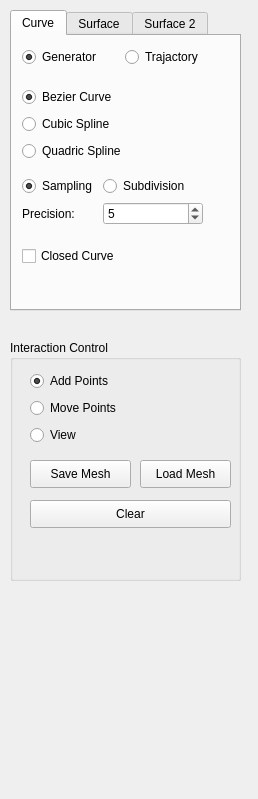
Wulonghua/GeometricModeling, file GeoModeling/Control.ui: the form before one commit.
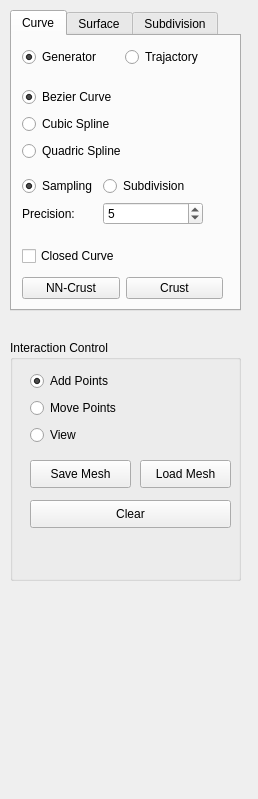
The form after the commit. The open tabs and pages were chosen to show the change.

Diff of the .ui file:
```diff
--- a/GeoModeling/Control.ui
+++ b/GeoModeling/Control.ui
@@ -250,6 +250,32 @@
       </item>
      </layout>
     </widget>
+    <widget class="QWidget" name="layoutWidget">
+     <property name="geometry">
+      <rect>
+       <x>10</x>
+       <y>240</y>
+       <width>201</width>
+       <height>25</height>
+      </rect>
+     </property>
+     <layout class="QHBoxLayout" name="horizontalLayout_5">
+      <item>
+       <widget class="QPushButton" name="pushButton_NNCrust">
+        <property name="text">
+         <string>NN-Crust</string>
+        </property>
+       </widget>
+      </item>
+      <item>
+       <widget class="QPushButton" name="pushButton_Crust">
+        <property name="text">
+         <string>Crust</string>
+        </property>
+       </widget>
+      </item>
+     </layout>
+    </widget>
    </widget>
    <widget class="QWidget" name="tab_Surface">
     <attribute name="title">
@@ -364,7 +390,7 @@
    </widget>
    <widget class="QWidget" name="tab">
     <attribute name="title">
-     <string>Surface 2</string>
+     <string>Subdivision</string>
     </attribute>
     <widget class="QPushButton" name="pushButton_DooSabin">
      <property name="geometry">
```
Left out of the diff: 2 changed lines with no effect on the pictures.
